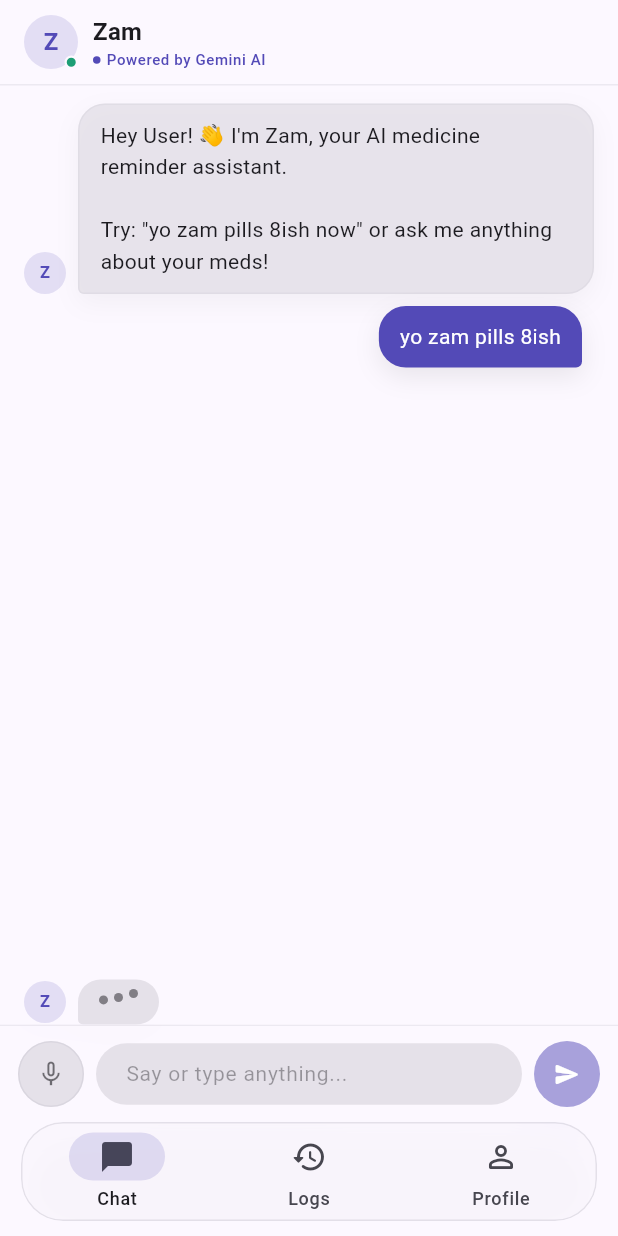
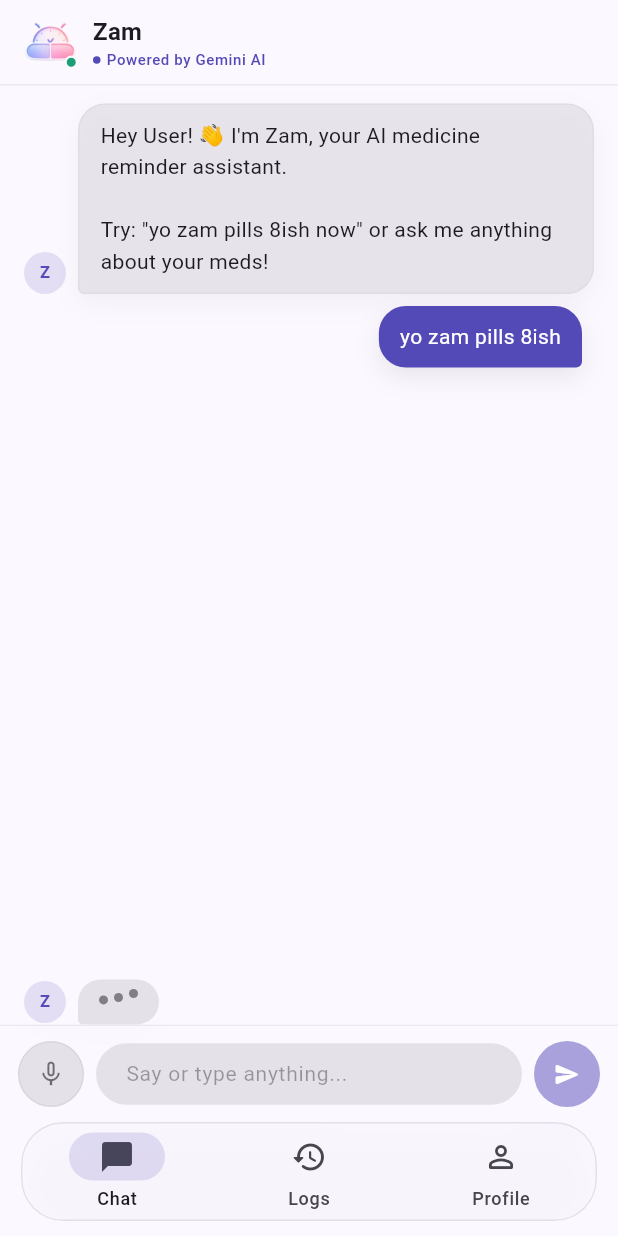
Before and after one commit to haxzxz/Medicine-Intake-Reminder-App, a Flutter app: the screen it shows once a user with an empty profile is signed in, after a tap on "yo zam pills 8ish", on a phone screen of 412 x 824 dp. Run offline on Flutter 3.47's test engine with Material 3 defaults, Android fonts, the phone set to English and light mode, and no system bars; our stand-ins replace firebase_auth, firebase_core, flutter_dotenv, flutter_local_notifications, flutter_timezone, google_sign_in and 3 more; accounts and stored records are empty; network calls fail; Roboto replaces fonts that are missing (Montserrat-Regular).

Commit message:
feat: new logo for Zam: Medicine Intake Reminder app

```diff
--- a/front_end/lib/screens/home_screen.dart
+++ b/front_end/lib/screens/home_screen.dart
@@ -15,6 +15,7 @@ import '../services/reminder_text_parser.dart';
 import '../services/storage_service.dart';
 import '../widgets/chat_bubble.dart';
 import '../widgets/reminder_card.dart';
+import '../widgets/zam_logo.dart';
 import 'profile_screen.dart';
 import 'reminder_log_screen.dart';
 
@@ -972,21 +973,13 @@ class _HomeScreenState extends State<HomeScreen>
       elevation: 0,
       title: Row(
         children: [
-          // Zam avatar
           Stack(
             children: [
               CircleAvatar(
                 radius: 18,
                 backgroundColor:
-                    const Color(0xFF534AB7).withValues(alpha: 0.15),
-                child: const Text(
-                  'Z',
-                  style: TextStyle(
-                    color: Color(0xFF534AB7),
-                    fontWeight: FontWeight.bold,
-                    fontSize: 16,
-                  ),
-                ),
+                    Colors.transparent,
+                child: const ZamLogo(size: 36, fontSize: 16),
               ),
               Positioned(
                 right: 0,
--- a/front_end/lib/screens/login_screen.dart
+++ b/front_end/lib/screens/login_screen.dart
@@ -1,6 +1,7 @@
 import 'package:firebase_auth/firebase_auth.dart';
 import 'package:flutter/material.dart';
 import '../services/auth_service.dart';
+import '../widgets/zam_logo.dart';
 
 class LoginScreen extends StatefulWidget {
   const LoginScreen({super.key});
@@ -185,26 +186,13 @@ class _LoginScreenState extends State<LoginScreen>
                   children: [
                     const SizedBox(height: 40),
 
-                    // ── Logo & branding ─────────────────────────────────────
                     Container(
                       width: 88,
                       height: 88,
                       decoration: BoxDecoration(
-                        shape: BoxShape.circle,
-                        color: const Color(0xFF534AB7).withValues(alpha: 0.12),
-                        border: Border.all(
-                          color:
-                              const Color(0xFF534AB7).withValues(alpha: 0.25),
-                          width: 1.5,
-                        ),
+                        color: Colors.transparent,
                       ),
-                      child: const Center(
-                        child: Text('Z',
-                            style: TextStyle(
-                                fontSize: 40,
-                                fontWeight: FontWeight.w700,
-                                color: Color(0xFF534AB7))),
-                      ),
+                      child: const ZamLogo(size: 88, fontSize: 40),
                     ),
                     const SizedBox(height: 20),
                     Text('Zam',
--- /dev/null
+++ b/front_end/lib/widgets/zam_logo.dart
@@ -0,0 +1,34 @@
+import 'package:flutter/material.dart';
+
+class ZamLogo extends StatelessWidget {
+  const ZamLogo({
+    super.key,
+    required this.size,
+    this.fontSize,
+  });
+
+  final double size;
+  final double? fontSize;
+
+  static const String assetPath = 'assets/images/zam-logo.png';
+
+  @override
+  Widget build(BuildContext context) {
+    return Image.asset(
+      assetPath,
+      width: size,
+      height: size,
+      fit: BoxFit.contain,
+      errorBuilder: (_, __, ___) => Center(
+        child: Text(
+          'Z',
+          style: TextStyle(
+            color: Colors.transparent,
+            fontWeight: FontWeight.bold,
+            fontSize: fontSize ?? size * 0.45,
+          ),
+        ),
+      ),
+    );
+  }
+}
```
Also changed, not shown: front_end/assets/images/zam-logo.png (added), 29 other files.
